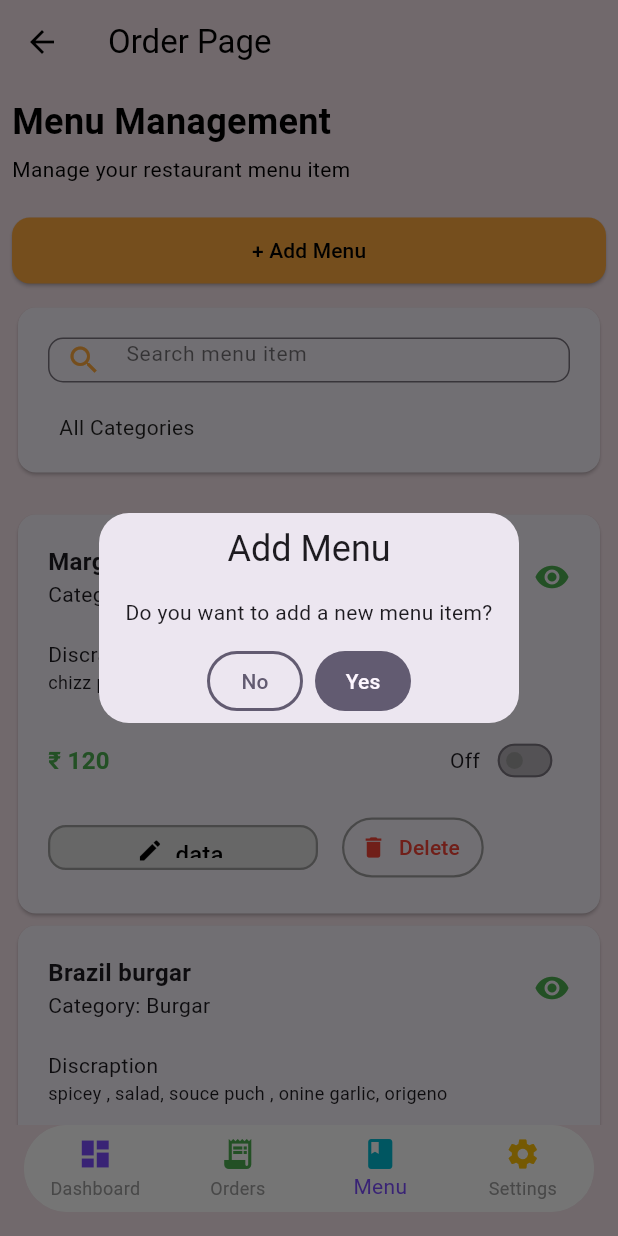
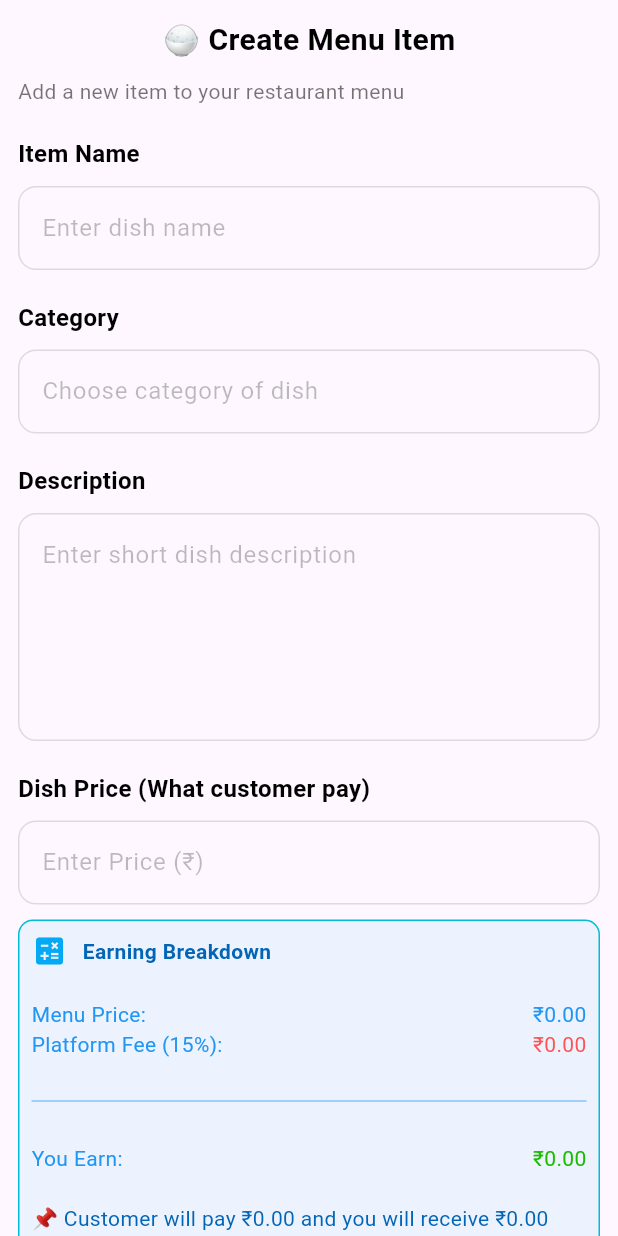
Before and after one commit to dip1vr/vendor, a Flutter app: the screen it shows after launch, item 3 of the bottom bar chosen, after a tap on "+ Add Menu", on a phone screen of 412 x 824 dp. Run offline on Flutter 3.47's test engine with Material 3 defaults, Android fonts, the light colour scheme and no system bars; our stand-ins replace flutter_riverpod, flutter_switch, get.

Commit message:
feat: initial integration of Riverpod with AddMenu UI and price breakdown logic

```diff
--- /dev/null
+++ b/lib/add_menu.dart
@@ -0,0 +1,257 @@
+import 'package:flutter/material.dart';
+import 'package:flutter_riverpod/flutter_riverpod.dart';
+import 'menu_item.dart';// <-- Add this import, create this model as explained before
+import 'providers.dart';
+
+class AddMenu extends ConsumerWidget {
+  final TextEditingController nameController = TextEditingController();
+  final TextEditingController categoryController = TextEditingController();
+  final TextEditingController descriptionController = TextEditingController();
+  final TextEditingController priceController = TextEditingController();
+
+  AddMenu({super.key});
+
+  @override
+  Widget build(BuildContext context, WidgetRef ref) {
+    final price = ref.watch(priceProvider);
+    final platformFee = ref.watch(platformFeeProvider);
+    final earnings = ref.watch(earningProvider);
+
+    return Scaffold(
+      body: SingleChildScrollView(
+        child: Padding(
+          padding: const EdgeInsets.all(12.0),
+          child: Column(
+            mainAxisAlignment: MainAxisAlignment.start,
+            crossAxisAlignment: CrossAxisAlignment.start,
+            children: [
+              Center(
+                child: SafeArea(
+                  child: Text(
+                    "🍚 Create Menu Item",
+                    style: TextStyle(
+                      color: Colors.black,
+                      fontSize: 20,
+                      fontWeight: FontWeight.bold,
+                    ),
+                  ),
+                ),
+              ),
+              SizedBox(height: 10),
+              Text(
+                "Add a new item to your restaurant menu ",
+                style: TextStyle(color: Colors.black54, fontSize: 14),
+              ),
+              SizedBox(height: 20),
+              Text(
+                "Item Name",
+                style: TextStyle(
+                  color: Colors.black,
+                  fontSize: 16,
+                  fontWeight: FontWeight.bold,
+                ),
+              ),
+              SizedBox(height: 10),
+              TextField(
+                controller: nameController,
+                decoration: InputDecoration(
+                  hintText: "Enter dish name ",
+                  hintStyle: TextStyle(color: Colors.black26),
+                  enabledBorder: OutlineInputBorder(
+                    borderSide: BorderSide(color: Colors.black12, width: 1),
+                    borderRadius: BorderRadius.circular(12),
+                  ),
+                  focusedBorder: OutlineInputBorder(
+                    borderSide: BorderSide(color: Colors.grey, width: 2),
+                    borderRadius: BorderRadius.circular(12),
+                  ),
+                ),
+              ),
+              SizedBox(height: 20),
+              Text(
+                "Category",
+                style: TextStyle(
+                  color: Colors.black,
+                  fontSize: 16,
+                  fontWeight: FontWeight.bold,
+                ),
+              ),
+              SizedBox(height: 10),
+              TextField(
+                controller: categoryController,
+                decoration: InputDecoration(
+                  hintText: "Choose category of dish",
+                  hintStyle: TextStyle(color: Colors.black26),
+                  enabledBorder: OutlineInputBorder(
+                    borderSide: BorderSide(color: Colors.black12, width: 1),
+                    borderRadius: BorderRadius.circular(12),
+                  ),
+                  focusedBorder: OutlineInputBorder(
+                    borderSide: BorderSide(color: Colors.grey, width: 2),
+                    borderRadius: BorderRadius.circular(12),
+                  ),
+                ),
+              ),
+              SizedBox(height: 20),
+              Text(
+                "Description",
+                style: TextStyle(
+                  color: Colors.black,
+                  fontSize: 16,
+                  fontWeight: FontWeight.bold,
+                ),
+              ),
+              SizedBox(height: 10),
+              TextField(
+                controller: descriptionController,
+                maxLines: 5,
+                decoration: InputDecoration(
+                  hintText: "Enter short dish description",
+                  hintStyle: TextStyle(color: Colors.black26),
+                  enabledBorder: OutlineInputBorder(
+                    borderSide: BorderSide(color: Colors.black12, width: 1),
+                    borderRadius: BorderRadius.circular(12),
+                  ),
+                  focusedBorder: OutlineInputBorder(
+                    borderSide: BorderSide(color: Colors.grey, width: 2),
+                    borderRadius: BorderRadius.circular(12),
+                  ),
+                ),
+              ),
+              SizedBox(height: 20),
+              Text(
+                "Dish Price (What customer pay)",
+                style: TextStyle(
+                  color: Colors.black,
+                  fontSize: 16,
+                  fontWeight: FontWeight.bold,
+                ),
+              ),
+              SizedBox(height: 10),
+              TextField(
+                controller: priceController,
+                keyboardType: TextInputType.number,
+                onChanged: (value) {
+                  final parsed = double.tryParse(value) ?? 0.0;
+                  ref.read(priceProvider.notifier).state = parsed;
+                },
+                decoration: InputDecoration(
+                  hintText: "Enter Price (₹)",
+                  hintStyle: TextStyle(color: Colors.black26),
+                  enabledBorder: OutlineInputBorder(
+                    borderSide: BorderSide(color: Colors.black12, width: 1),
+                    borderRadius: BorderRadius.circular(12),
+                  ),
+                  focusedBorder: OutlineInputBorder(
+                    borderSide: BorderSide(color: Colors.grey, width: 2),
+                    borderRadius: BorderRadius.circular(12),
+                  ),
+                ),
+              ),
+              SizedBox(height: 10),
+              Container(
+                width: 500,
+                decoration: BoxDecoration(
+                  color: Color(0xFFEDF3FE),
+                  border: Border.all(
+                    color: Colors.cyan,
+                    width: 1,
+                  ),
+                  borderRadius: BorderRadius.circular(10),
+                ),
+                child: Padding(
+                  padding: const EdgeInsets.all(8.0),
+                  child: Column(
+                    crossAxisAlignment: CrossAxisAlignment.start,
+                    children: [
+                      Row(
+                        children: [
+                          Icon(Icons.calculate, color: Colors.lightBlue),
+                          SizedBox(width: 10),
+                          Text(
+                            "Earning Breakdown",
+                            style: TextStyle(
+                              color: Color.fromARGB(255, 3, 101, 182),
+                              fontWeight: FontWeight.bold,
+                            ),
+                          ),
+                        ],
+                      ),
+                      SizedBox(height: 20),
+                      Row(
+                        mainAxisAlignment: MainAxisAlignment.spaceBetween,
+                        children: [
+                          Text("Menu Price:", style: TextStyle(color: Colors.blue)),
+                          Text("₹${price.toStringAsFixed(2)}",
+                              style: TextStyle(color: Colors.blue)),
+                        ],
+                      ),
+                      Row(
+                        mainAxisAlignment: MainAxisAlignment.spaceBetween,
+                        children: [
+                          Text("Platform Fee (15%):",
+                              style: TextStyle(color: Colors.blue)),
+                          Text("₹${platformFee.toStringAsFixed(2)}",
+                              style: TextStyle(color: Colors.redAccent)),
+                        ],
+                      ),
+                      SizedBox(height: 20),
+                      Divider(color: Colors.blue, thickness: 0.5),
+                      SizedBox(height: 20),
+                      Row(
+                        mainAxisAlignment: MainAxisAlignment.spaceBetween,
+                        children: [
+                          Text("You Earn:", style: TextStyle(color: Colors.blue)),
+                          Text("₹${earnings.toStringAsFixed(2)}",
+                              style: TextStyle(color: Color(0xFF1ABC00))),
+                        ],
+                      ),
+                      SizedBox(height: 20),
+                      Text(
+                        "📌 Customer will pay ₹${price.toStringAsFixed(2)} and you will receive ₹${earnings.toStringAsFixed(2)} after platform fee",
+                        style: TextStyle(color: Color(0xFF0365B6)),
+                      ),
+                    ],
+                  ),
+                ),
+              ),
+              ElevatedButton(
+                onPressed: () {
+                  final name = nameController.text.trim();
+                  final category = categoryController.text.trim();
+                  final description = descriptionController.text.trim();
+                  final price = double.tryParse(priceController.text.trim()) ?? 0;
+
+                  if (name.isEmpty ||
+                      category.isEmpty ||
+                      description.isEmpty ||
+                      price == 0) {
+                    ScaffoldMessenger.of(context).showSnackBar(
+                      SnackBar(content: Text("Please fill all fields correctly")),
+                    );
+                    return;
+                  }
+
+                  final newItem = MenuItem(
+                    name: name,
+                    category: category,
+                    description: description,
+                    price: price,
+                  );
+
+                  ref.read(menuListProvider.notifier).state = [
+                    ...ref.read(menuListProvider),
+                    newItem,
+                  ];
+
+                  Navigator.pop(context);
+                },
+                child: Text("Submit"),
+              ),
+            ],
+          ),
+        ),
+      ),
+    );
+  }
+}
--- a/lib/desh.dart
+++ b/lib/desh.dart
@@ -16,6 +16,8 @@ class Desh extends ConsumerWidget {
     {'id': '1234', 'customer': 'John Doe', 'status': 'Pending'},
     {'id': '1235', 'customer': 'Jane Smith', 'status': 'Accepted'},
   ];
+
+  const Desh({super.key});
 
   @override
   Widget build(BuildContext context, WidgetRef ref) {
--- a/lib/main.dart
+++ b/lib/main.dart
@@ -8,6 +8,8 @@ void main(){
 }
 
 class MyApp extends StatelessWidget{
+  const MyApp({super.key});
+
   @override
   Widget build(BuildContext context){
     return GetMaterialApp(
--- a/lib/menu.dart
+++ b/lib/menu.dart
@@ -1,17 +1,20 @@
 import 'package:flutter/material.dart';
 import 'package:flutter_riverpod/flutter_riverpod.dart';
-import 'package:vendor_fixed/order.dart';
-import 'package:vendor_fixed/desh.dart';
-import 'package:vendor_fixed/setting.dart';
-import 'package:get/get.dart';
-
-// Riverpod provider for switch state
-final toggleProvider = StateProvider<bool>((ref) => false);
+import 'menu_item.dart';
+import 'providers.dart';
+import 'add_menu.dart';
+import 'order.dart';
+import 'desh.dart';
+import 'setting.dart';
 
 class Menu extends ConsumerWidget {
+  const Menu({super.key});
+
   @override
   Widget build(BuildContext context, WidgetRef ref) {
+    // ignore: unused_local_variable
     final isSwitched = ref.watch(toggleProvider);
+    final menuList = ref.watch(menuListProvider);
 
     return Scaffold(
       backgroundColor: const Color(0xFFF7E5EC),
@@ -43,18 +46,10 @@ class Menu extends ConsumerWidget {
               const SizedBox(height: 20),
               ElevatedButton(
                 onPressed: () {
-                  Get.defaultDialog(
-                    title: "Add Menu",
-                    middleText: "Do you want to add a new menu item?",
-                    textConfirm: "Yes",
-                    textCancel: "No",
-                    onConfirm: () {
-                      // Yahan apni add menu logic likho
-                      Get.back(); // Dialog band karne ke liye
-                    },
-                    onCancel: () {
-                      Get.back(); // Dialog band karne ke liye
-                    },
+                  // Navigate to AddMenu screen
+                  Navigator.push(
+                    context,
+                    MaterialPageRoute(builder: (_) => AddMenu()),
                   );
                 },
                 style: ElevatedButton.styleFrom(
@@ -71,7 +66,6 @@ class Menu extends ConsumerWidget {
                 ),
                 child: const Text("+ Add Menu"),
               ),
-
               const SizedBox(height: 10),
               Card(
                 child: Padding(
@@ -96,6 +90,7 @@ class Menu extends ConsumerWidget {
                               borderRadius: BorderRadius.circular(10),
                             ),
                           ),
+                          // You can add search logic later here
                         ),
                       ),
                       const SizedBox(height: 20),
@@ -109,8 +104,10 @@ class Menu extends ConsumerWidget {
               ),
               const SizedBox(height: 20),
 
-              // Menu card (hardcoded once for now)
-              Card(
+              // Display dynamic menu cards
+              ...menuList.map((item) {
+                return Card(
+                  key: ValueKey(item.name),
                   child: Padding(
                     padding: const EdgeInsets.all(20),
                     child: Column(
@@ -118,36 +115,39 @@ class Menu extends ConsumerWidget {
                       children: [
                         Row(
                           mainAxisAlignment: MainAxisAlignment.spaceBetween,
-                        children: const [
+                          children: [
                             Column(
                               crossAxisAlignment: CrossAxisAlignment.start,
                               children: [
                                 Text(
-                                "Margereted pizza",
-                                style: TextStyle(
+                                  item.name,
+                                  style: const TextStyle(
                                     fontSize: 16,
                                     fontWeight: FontWeight.bold,
                                   ),
                                 ),
-                              Text("Category: pizza"),
+                                Text("Category: ${item.category}"),
                               ],
                             ),
-                          Icon(Icons.visibility, color: Colors.green),
+                            const Icon(Icons.visibility, color: Colors.green),
                           ],
                         ),
                         const SizedBox(height: 20),
-                      const Text("Discraption", style: TextStyle(fontSize: 14)),
                         const Text(
-                        "chizz pizza , salad, souce puch , onine, origeno",
-                        style: TextStyle(fontSize: 12),
+                          "Description",
+                          style: TextStyle(fontSize: 14),
+                        ),
+                        Text(
+                          item.description,
+                          style: const TextStyle(fontSize: 12),
                         ),
                         const SizedBox(height: 20),
                         Row(
                           mainAxisAlignment: MainAxisAlignment.spaceBetween,
                           children: [
-                          const Text(
-                            "₹ 120",
-                            style: TextStyle(
+                            Text(
+                              "₹ ${item.price.toStringAsFixed(2)}",
+                              style: const TextStyle(
                                 color: Colors.green,
                                 fontSize: 16,
                                 fontWeight: FontWeight.bold,
@@ -155,14 +155,25 @@ class Menu extends ConsumerWidget {
                             ),
                             Row(
                               children: [
-                              Text(isSwitched ? "On" : "Off"),
+                                Text(item.isActive ? "On" : "Off"),
                                 Transform.scale(
                                   scale: 0.7,
                                   child: Switch(
-                                  value: isSwitched,
+                                    value: item.isActive,
                                     onChanged: (val) {
-                                    ref.read(toggleProvider.notifier).state =
-                                        val;
+                                      final updatedList = [...menuList];
+                                      final index = updatedList.indexOf(item);
+                                      updatedList[index] = MenuItem(
+                                        name: item.name,
+                                        category: item.category,
+                                        description: item.description,
+                                        price: item.price,
+                                        isActive: val,
+                                      );
+                                      ref
+                                              .read(menuListProvider.notifier)
+                                              .state =
+                                          updatedList;
                                     },
                                     activeColor: Colors.white,
                                     activeTrackColor: Colors.orangeAccent,
@@ -181,10 +192,12 @@ class Menu extends ConsumerWidget {
                               width: 180,
                               height: 30,
                               child: TextButton.icon(
-                              onPressed: () {},
+                                onPressed: () {
+
+                                },
                                 icon: const Icon(Icons.edit),
                                 label: const Text(
-                                "data",
+                                  "Edit",
                                   style: TextStyle(
                                     fontSize: 16,
                                     color: Colors.black,
@@ -206,7 +219,11 @@ class Menu extends ConsumerWidget {
                             const SizedBox(width: 16),
                             TextButton.icon(
                               onPressed: () {
-                              print('Delete pressed');
+                                // Remove item from the list
+                                final updatedList = [...menuList];
+                                updatedList.remove(item);
+                                ref.read(menuListProvider.notifier).state =
+                                    updatedList;
                               },
                               icon: const Icon(Icons.delete, color: Colors.red),
                               label: const Text(
@@ -225,123 +242,8 @@ class Menu extends ConsumerWidget {
                       ],
                     ),
                   ),
-              ),
-              Card(
-                child: Padding(
-                  padding: const EdgeInsets.all(20),
-                  child: Column(
-                    crossAxisAlignment: CrossAxisAlignment.start,
-                    children: [
-                      Row(
-                        mainAxisAlignment: MainAxisAlignment.spaceBetween,
-                        children: const [
-                          Column(
-                            crossAxisAlignment: CrossAxisAlignment.start,
-                            children: [
-                              Text(
-                                "Brazil burgar",
-                                style: TextStyle(
-                                  fontSize: 16,
-                                  fontWeight: FontWeight.bold,
-                                ),
-                              ),
-                              Text("Category: Burgar"),
-                            ],
-                          ),
-                          Icon(Icons.visibility, color: Colors.green),
-                        ],
-                      ),
-                      const SizedBox(height: 20),
-                      const Text("Discraption", style: TextStyle(fontSize: 14)),
-                      const Text(
-                        "spicey , salad, souce puch , onine garlic, origeno",
-                        style: TextStyle(fontSize: 12),
-                      ),
-                      const SizedBox(height: 20),
-                      Row(
-                        mainAxisAlignment: MainAxisAlignment.spaceBetween,
-                        children: [
-                          const Text(
-                            "₹ 50",
-                            style: TextStyle(
-                              color: Colors.green,
-                              fontSize: 16,
-                              fontWeight: FontWeight.bold,
-                            ),
-                          ),
-                          Row(
-                            children: [
-                              Text(isSwitched ? "On" : "Off"),
-                              Transform.scale(
-                                scale: 0.7,
-                                child: Switch(
-                                  value: isSwitched,
-                                  onChanged: (val) {
-                                    ref.read(toggleProvider.notifier).state =
-                                        val;
-                                  },
-                                  activeColor: Colors.white,
-                                  activeTrackColor: Colors.orangeAccent,
-                                  inactiveThumbColor: Colors.grey,
-                                  inactiveTrackColor: Colors.black26,
-                                ),
-                              ),
-                            ],
-                          ),
-                        ],
-                      ),
-                      const SizedBox(height: 10),
-                      Row(
-                        children: [
-                          SizedBox(
-                            width: 180,
-                            height: 30,
-                            child: TextButton.icon(
-                              onPressed: () {},
-                              icon: const Icon(Icons.edit),
-                              label: const Text(
-                                "data",
-                                style: TextStyle(
-                                  fontSize: 16,
-                                  color: Colors.black,
-                                ),
-                              ),
-                              style: TextButton.styleFrom(
-                                backgroundColor: Colors.grey[300],
-                                iconColor: Colors.black,
-                                shape: RoundedRectangleBorder(
-                                  borderRadius: BorderRadius.circular(12),
-                                  side: const BorderSide(
-                                    color: Colors.grey,
-                                    width: 1.5,
-                                  ),
-                                ),
-                              ),
-                            ),
-                          ),
-                          const SizedBox(width: 16),
-                          TextButton.icon(
-                            onPressed: () {
-                              print('Delete pressed');
-                            },
-                            icon: const Icon(Icons.delete, color: Colors.red),
-                            label: const Text(
-                              'Delete',
-                              style: TextStyle(color: Colors.red),
-                            ),
-                            style: TextButton.styleFrom(
-                              side: const BorderSide(
-                                color: Colors.grey,
-                                width: 1.5,
-                              ),
-                            ),
-                          ),
-                        ],
-                      ),
-                    ],
-                  ),
-                ),
-              ),
+                );
+              }),
             ],
           ),
         ),
@@ -355,7 +257,7 @@ class Menu extends ConsumerWidget {
           child: Container(
             decoration: BoxDecoration(
               color: Colors.white,
-              boxShadow: [
+              boxShadow: const [
                 BoxShadow(
                   color: Colors.black12,
                   blurRadius: 12,
--- /dev/null
+++ b/lib/menu_item.dart
@@ -0,0 +1,15 @@
+class MenuItem {
+  final String name;
+  final String category;
+  final String description;
+  final double price;
+  bool isActive; // 👈 Add this field
+
+  MenuItem({
+    required this.name,
+    required this.category,
+    required this.description,
+    required this.price,
+    this.isActive = true, // default ON
+  });
+}
--- /dev/null
+++ b/lib/providers.dart
@@ -0,0 +1,19 @@
+import 'package:flutter_riverpod/flutter_riverpod.dart';
+import 'menu_item.dart';
+ // ✅ Make sure to import model
+
+final priceProvider = StateProvider<double>((ref) => 0.0);
+
+final platformFeeProvider = Provider<double>((ref) {
+  final price = ref.watch(priceProvider);
+  return price * 0.15;
+});
+
+final earningProvider = Provider<double>((ref) {
+  final price = ref.watch(priceProvider);
+  final fee = price * 0.15;
+  return price - fee;
+});
+
+/// ✅ New: Menu list provider
+final menuListProvider = StateProvider<List<MenuItem>>((ref) => []);
--- a/lib/setting.dart
+++ b/lib/setting.dart
@@ -1,6 +1,8 @@
 import 'package:flutter/material.dart';
 
 class Setting extends StatefulWidget {
+  const Setting({super.key});
+
   @override
   State<Setting> createState() => _SettingState();
 }
```
Lines whose indentation alone changed are shown as unchanged.
